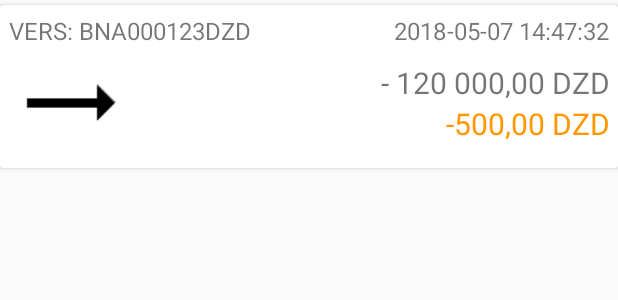
After one commit to karimkod/THARWAbank_mobile, an Android app: the layout transaction_item.xml on its own in the app's theme, with its tools: preview values and no code run, on a phone screen of 412 x 824 dp. The commit adds this screen. Shown: the top 300 px of the screen. Run offline under Robolectric (Android 15) with nearby library versions, the phone set to English and light mode, and no system bars.

Commit message:
Added the first page of transaction history

```diff
--- /dev/null
+++ b/app/src/main/res/layout/transaction_item.xml
@@ -0,0 +1,106 @@
+<?xml version="1.0" encoding="utf-8"?>
+<android.support.v7.widget.CardView  xmlns:android="http://schemas.android.com/apk/res/android"
+    android:layout_width="match_parent"
+    android:layout_height="wrap_content"
+    android:orientation="horizontal"
+    android:paddingStart="6dp"
+    android:paddingEnd="6dp"
+    android:layout_marginTop="3dp"
+    android:layout_marginBottom="3dp"
+    android:elevation="5dp"
+    >
+
+    <LinearLayout
+        android:layout_width="match_parent"
+        android:layout_height="match_parent"
+        android:orientation="vertical"
+        android:padding="6dp">
+
+
+
+        <LinearLayout
+            android:layout_width="match_parent"
+            android:layout_height="match_parent"
+            android:layout_weight="0.2"
+            android:orientation="horizontal">
+
+
+            <android.support.v7.widget.AppCompatTextView
+                android:id="@+id/transaction_num_acount"
+                android:layout_width="match_parent"
+                android:layout_height="match_parent"
+                android:text="VERS: BNA000123DZD"
+                android:gravity="left|center_vertical"
+                android:layout_weight="1"
+                android:textSize="16sp"/>
+
+
+            <android.support.v7.widget.AppCompatTextView
+                android:id="@+id/date_transaction"
+                android:layout_width="match_parent"
+                android:layout_height="match_parent"
+                android:layout_weight="1"
+                android:textSize="16dp"
+                android:gravity="right|center_vertical"
+                android:text="2018-05-07 14:47:32"/>
+
+
+        </LinearLayout>
+
+        <LinearLayout
+            android:layout_width="match_parent"
+            android:layout_height="match_parent"
+            android:orientation="horizontal"
+            android:layout_weight=".2">
+
+
+                <LinearLayout
+                    android:layout_width="match_parent"
+                    android:layout_height="match_parent"
+                    android:layout_weight=".8"
+                    android:orientation="horizontal">
+
+                    <ImageView
+                        android:id="@+id/icon_transaction"
+                        android:src="@mipmap/ic_commission"
+                        android:layout_width="match_parent"
+                        android:layout_height="match_parent" />
+
+                </LinearLayout>
+
+                <LinearLayout
+                    android:layout_width="match_parent"
+                    android:layout_height="match_parent"
+                    android:orientation="vertical"
+                    android:layout_marginTop="10dp"
+                    android:layout_marginBottom="10dp"
+                    android:gravity="right"
+                    android:layout_weight=".2">
+                <android.support.v7.widget.AppCompatTextView
+                    android:id="@+id/transaction_motant"
+                    android:layout_width="match_parent"
+                    android:layout_height="match_parent"
+                    android:layout_weight="0.2"
+                    android:text="- 120 000,00 DZD"
+                    android:gravity="right|center_vertical"
+                    android:textSize="20sp"/>
+
+                <android.support.v7.widget.AppCompatTextView
+                    android:id="@+id/transaction_commission"
+                    android:layout_width="match_parent"
+                    android:layout_height="match_parent"
+                    android:layout_weight="0.2"
+                    android:textColor="@color/colorAccent"
+                    android:text="-500,00 DZD"
+                    android:gravity="right|center_vertical"
+                    android:textSize="20sp"/>
+                </LinearLayout>
+
+
+
+        </LinearLayout>
+
+
+    </LinearLayout>
+
+</android.support.v7.widget.CardView >
--- a/app/src/main/res/values/strings.xml
+++ b/app/src/main/res/values/strings.xml
@@ -35,6 +35,7 @@
     <string name="wilaya_label">Wilaya :</string>
     <string name="commune_label">Commune :</string>
     <string name="proceding">Procédant</string>
+    <string name="err_connx"> Erreure de connexion</string>
 
 
 </resources>
```
Also changed, not shown: app/src/main/AndroidManifest.xml (+10 -2 lines), app/src/main/java/Adapters/ListTransactionAdapter.kt (added, +75 -0 lines), app/src/main/java/com/tharwa/solid/tharwa/Model/Data.kt (+31 -0 lines), app/src/main/java/com/tharwa/solid/tharwa/Model/Transaction.kt (added, +8 -0 lines), app/src/main/java/com/tharwa/solid/tharwa/Remote/UserApiService.kt (+7 -0 lines), app/src/main/java/com/tharwa/solid/tharwa/View/ClientAcountActivity.kt (+113 -24 lines), app/src/main/java/com/tharwa/solid/tharwa/View/ExchangeRateActivity.kt (+10 -20 lines), app/src/main/res/layout/activity_client_acount.xml (+17 -5 lines), app/src/main/res/layout/activity_exchange_rate.xml (+17 -18 lines).
